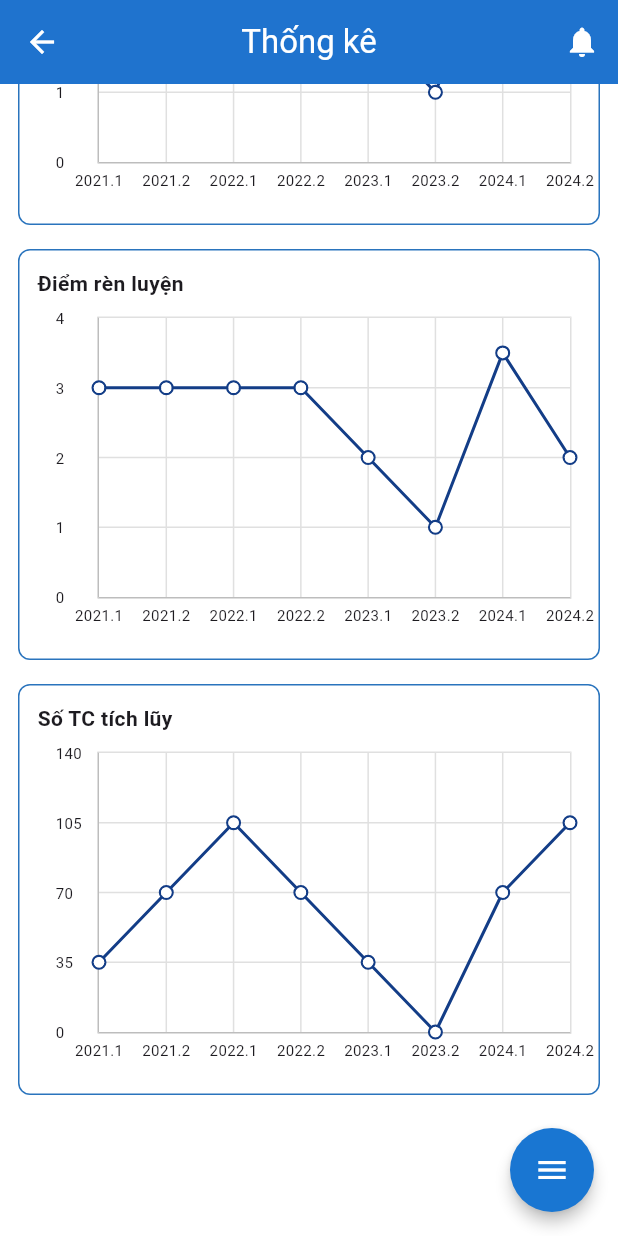
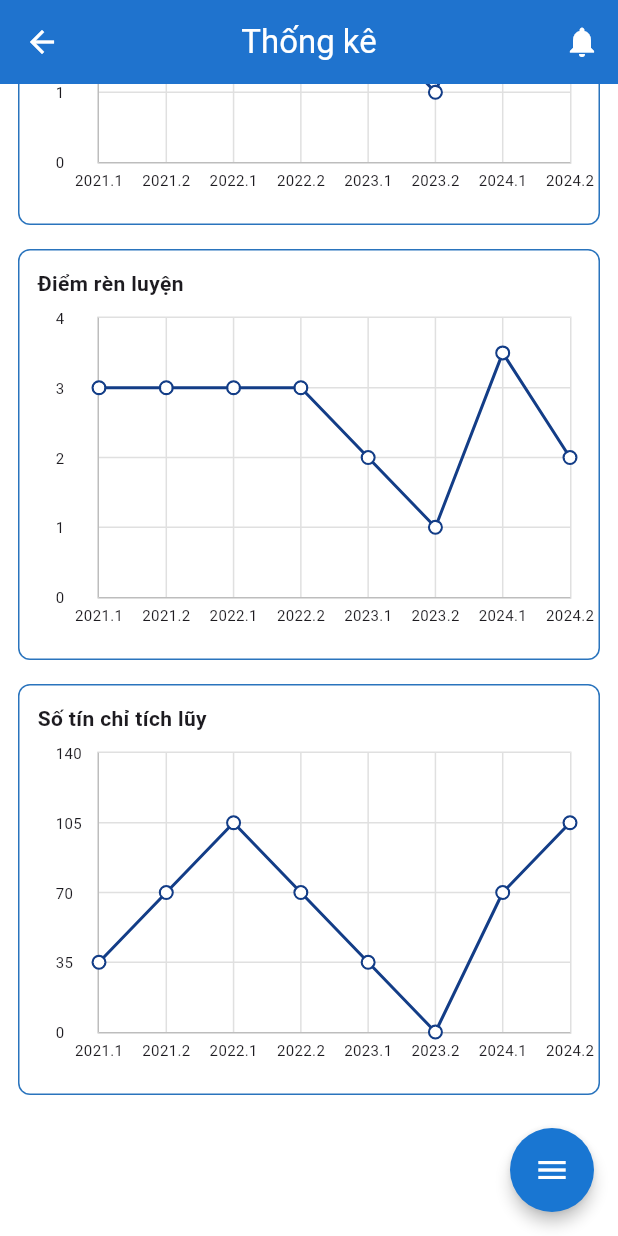
Before and after one commit to hahung200903/dDUT-mobile-app, a Flutter app: the StatisticsPage screen opened directly, scrolled down 320 dp, on a phone screen of 412 x 824 dp. Run offline on Flutter 3.47's test engine with Material 3 defaults, Android fonts, the phone set to English and light mode, and no system bars; drawn by our look-alikes of fl_chart.

```diff
--- a/flutter_application/lib/StatisticsPage.dart
+++ b/flutter_application/lib/StatisticsPage.dart
@@ -95,7 +95,7 @@ class StatisticsPage extends StatelessWidget {
             ),
             const SizedBox(height: 16),
             buildChartCard(
-              title: 'Số TC tích lũy',
+              title: 'Số tín chỉ tích lũy',
               spots: tcData,
               semesters: semesters,
               minY: 0,
```
Also changed, not shown: 1 other file.
